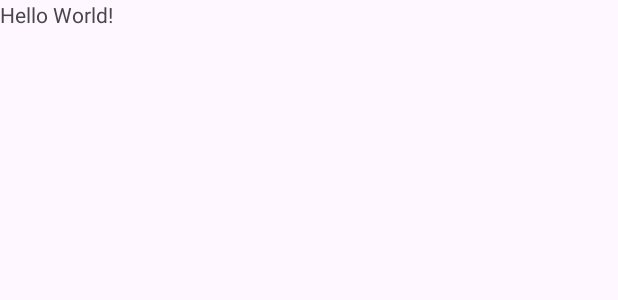
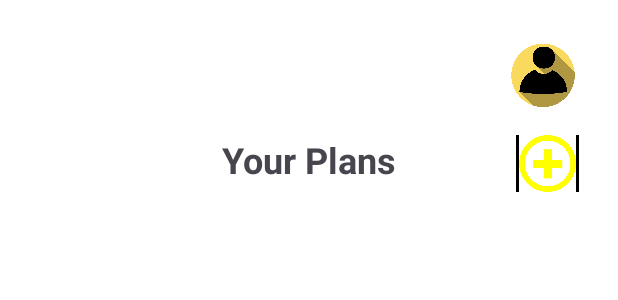
Before and after one commit to Mehrshadbarzamini/EventPlanner, an Android app: the layout activity_main.xml on its own in the app's theme, with its tools: preview values and no code run, on a phone screen of 412 x 824 dp. Shown: the top 300 px of the screen. Run offline under Robolectric (Android 15) with nearby library versions, the phone set to English and light mode, and no system bars.

Commit message:
feat: Your Plans added

```diff
--- a/app/src/main/res/layout/activity_main.xml
+++ b/app/src/main/res/layout/activity_main.xml
@@ -1,18 +1,50 @@
 <?xml version="1.0" encoding="utf-8"?>
-<LinearLayout xmlns:android="http://schemas.android.com/apk/res/android"
-    xmlns:app="http://schemas.android.com/apk/res-auto"
-    xmlns:tools="http://schemas.android.com/tools"
+<RelativeLayout xmlns:android="http://schemas.android.com/apk/res/android"
     android:layout_width="match_parent"
     android:layout_height="match_parent"
-    tools:context=".MainActivity">
+    android:background="@android:color/white"
+    android:padding="16dp">
+
+    <ImageView
+        android:id="@+id/profile_image"
+        android:layout_width="48dp"
+        android:layout_height="48dp"
+        android:layout_alignParentTop="true"
+        android:layout_alignParentEnd="true"
+        android:layout_marginTop="10dp"
+        android:layout_marginEnd="10dp"
+        android:contentDescription="Profile Image"
+        android:src="@drawable/ic_profile" />
 
     <TextView
+        android:id="@+id/your_plans_label"
         android:layout_width="wrap_content"
         android:layout_height="wrap_content"
-        android:text="Hello World!"
-        app:layout_constraintBottom_toBottomOf="parent"
-        app:layout_constraintEnd_toEndOf="parent"
-        app:layout_constraintStart_toStartOf="parent"
-        app:layout_constraintTop_toTopOf="parent" />
+        android:layout_below="@+id/profile_image"
+        android:layout_centerInParent="true"
+        android:layout_marginTop="16dp"
+        android:text="Your Plans"
+        android:textSize="24sp"
+        android:textStyle="bold" />
 
-</LinearLayout>
+    <ImageView
+        android:id="@+id/add_plan"
+        android:layout_width="42dp"
+        android:layout_height="38dp"
+        android:layout_below="@+id/profile_image"
+        android:layout_alignParentEnd="true"
+        android:layout_marginTop="16dp"
+        android:layout_marginEnd="10dp"
+        android:background="@color/black"
+        android:clickable="true"
+        android:contentDescription="Add Plan"
+        android:focusable="true"
+        android:src="@drawable/ic_add" />
+
+    <androidx.recyclerview.widget.RecyclerView
+        android:id="@+id/plans_recycler_view"
+        android:layout_width="match_parent"
+        android:layout_height="match_parent"
+        android:layout_below="@id/your_plans_label"
+        android:layout_marginTop="16dp" />
+</RelativeLayout>
```
Also changed, not shown: app/src/main/java/com/app/eventplanner/MainActivity.java (+56 -2 lines), app/src/main/java/com/app/eventplanner/adapter/PlanAdapter.java (added, +82 -0 lines), app/src/main/java/com/app/eventplanner/model/Plan.java (added, +27 -0 lines), app/src/main/res/layout/item_plan.xml (added, +35 -0 lines), app/src/main/res/menu/plan_options_menu.xml (added, +7 -0 lines), app/src/main/res/drawable/card_background.jpg (added), app/src/main/res/drawable/ic_add.jpg (added), app/src/main/res/drawable/ic_more_vert.png (added), app/src/main/res/drawable/ic_profile.jpg (added).
